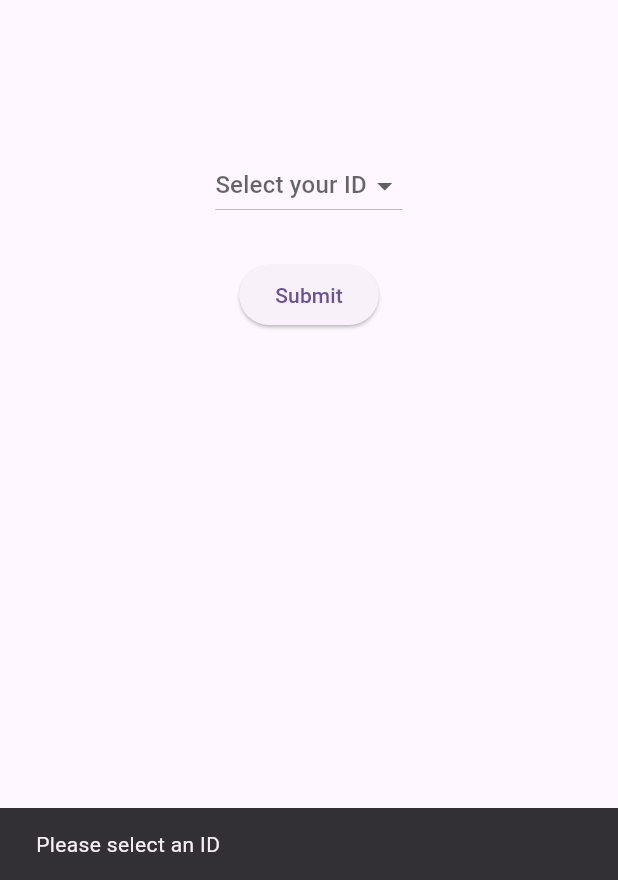
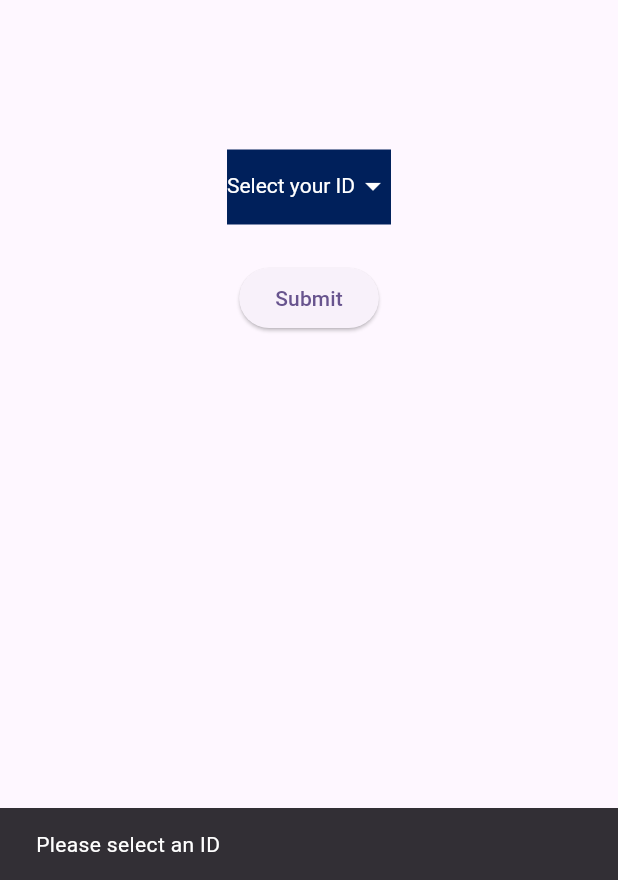
Before and after one commit to Omermatin/smart_parking_fiu, a Flutter app: the screen it shows after launch, after a tap on "Submit", on a phone screen of 412 x 824 dp, the part 356-1236 px from its top. Run offline on Flutter 3.47's test engine with Material 3 defaults, Android fonts, the phone set to English and light mode, and no system bars.

Commit message:
added colors to dropdown box

```diff
--- a/lib/main.dart
+++ b/lib/main.dart
@@ -1,5 +1,5 @@
 import 'package:flutter/material.dart';
-import 'homepage.dart';
+import 'pages/homepage.dart';
 
 void main() {
   runApp(const MyApp());
--- a/lib/homepage.dart
+++ b/lib/pages/homepage.dart
@@ -47,9 +47,23 @@ class _HomepageState extends State<Homepage> {
 
               const SizedBox(height: 100),
 
-              DropdownButton<int>(
+              SizedBox(
+                child: Container(
+                  height: 50,
+                  color: Color(0xFF00205B),
+
+                  child: DropdownButton<int>(
                     value: selectedId,
-                hint: Text("Select your ID"),
+                    hint: Text(
+                      "Select your ID",
+                      style: TextStyle(color: Colors.white),
+                    ),
+
+                    style: TextStyle(color: Colors.white),
+                    dropdownColor: Color(0xFF00205B),
+                    // isExpanded: true,
+                    iconEnabledColor: Colors.white,
+                    underline: SizedBox(),
                     items:
                         ids
                             .map(
@@ -65,6 +79,9 @@ class _HomepageState extends State<Homepage> {
                       });
                     },
                   ),
+                ),
+              ),
+
               const SizedBox(height: 25),
               ElevatedButton(
                 onPressed: () {
@@ -73,7 +90,12 @@ class _HomepageState extends State<Homepage> {
                     // Call your API or navigate
                   } else {
                     ScaffoldMessenger.of(context).showSnackBar(
-                      SnackBar(content: Text("Please select an ID")),
+                      SnackBar(
+                        content: Text(
+                          "Please select an ID",
+                          style: TextStyle(color: Colors.white),
+                        ),
+                      ),
                     );
                   }
                 },
--- a/pubspec.yaml
+++ b/pubspec.yaml
@@ -34,6 +34,7 @@ dependencies:
   # The following adds the Cupertino Icons font to your application.
   # Use with the CupertinoIcons class for iOS style icons.
   cupertino_icons: ^1.0.8
+  http: ^1.4.0
 
 dev_dependencies:
   flutter_test:
```
Also changed, not shown: pubspec.lock. Lines whose indentation alone changed are shown as unchanged.
